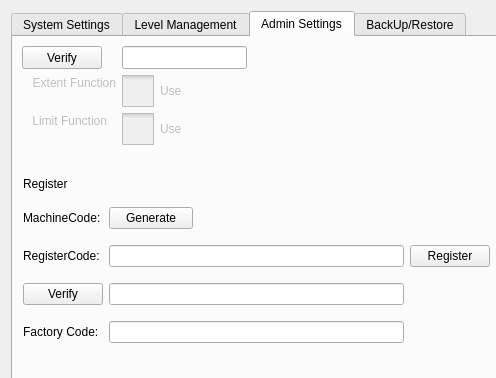
The window that hcsettings/ichcsystemsettingsframe.ui (dongdong-2009/3-5AxisRobot) describes before a commit, drawn with Qt 5; both pictures show x 0 to 496 and y 0 to 378 of the 1196 by 463 pixel window.
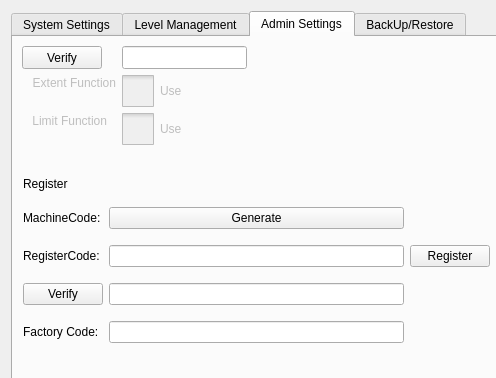
The same window after the commit. The open tabs and pages were chosen to show the change. Icons and pictures are not drawn. Custom widgets are drawn as their Qt base class.

Diff of the .ui file:
```diff
--- a/hcsettings/ichcsystemsettingsframe.ui
+++ b/hcsettings/ichcsystemsettingsframe.ui
@@ -878,18 +878,6 @@
         </item>
         <item row="1" column="1">
          <widget class="QPushButton" name="generateBtn">
-          <property name="sizePolicy">
-           <sizepolicy hsizetype="Fixed" vsizetype="Fixed">
-            <horstretch>0</horstretch>
-            <verstretch>0</verstretch>
-           </sizepolicy>
-          </property>
-          <property name="maximumSize">
-           <size>
-            <width>84</width>
-            <height>16777215</height>
-           </size>
-          </property>
           <property name="text">
            <string>Generate</string>
           </property>
```
Left out of the diff: 3 changed lines with no effect on the pictures.
